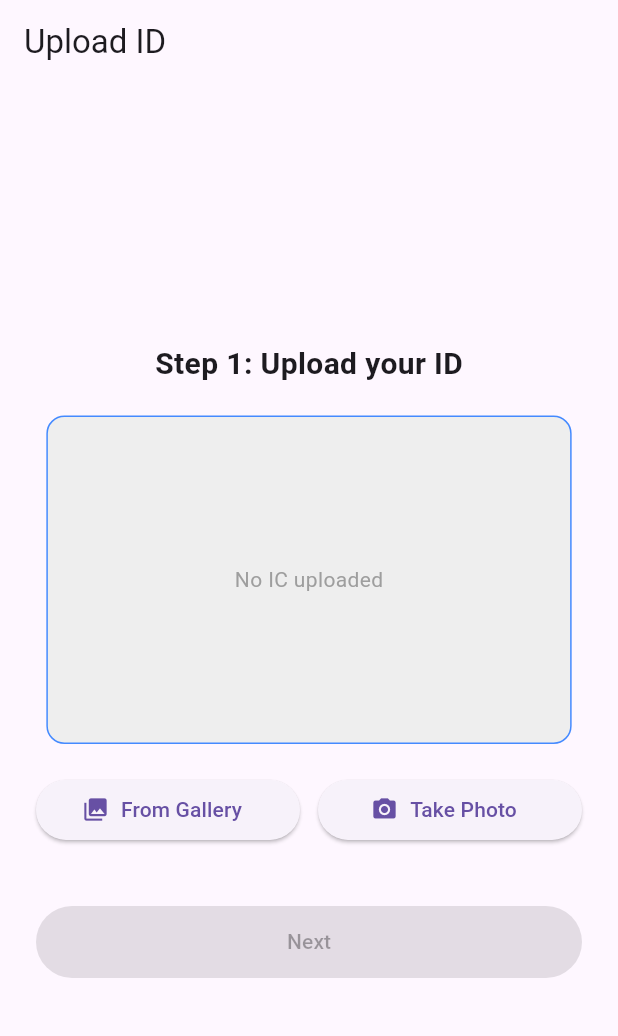
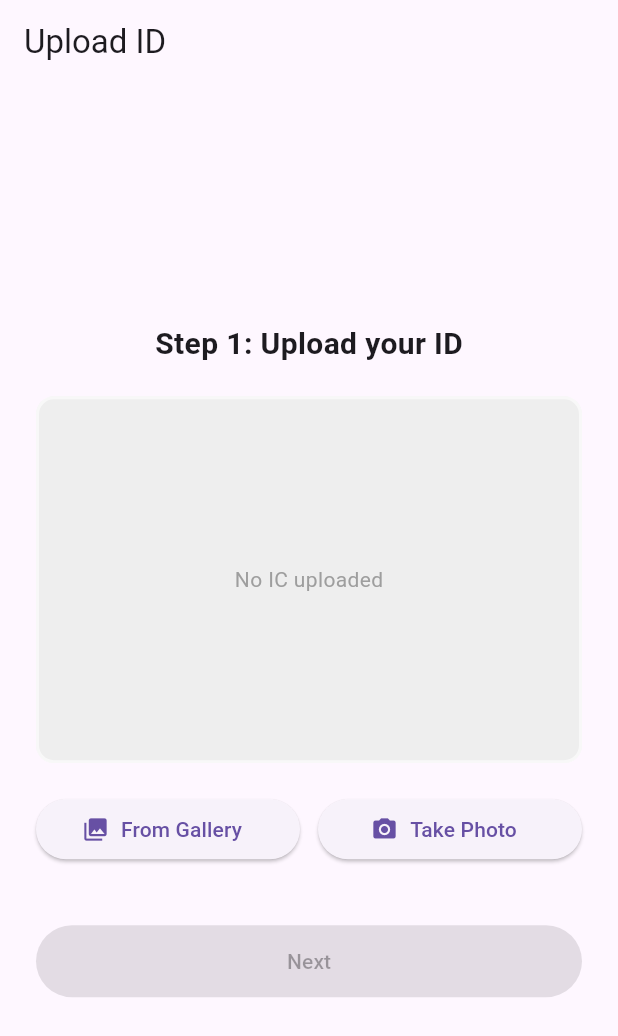
Before and after one commit to Jastej-Gill/kyc-test, a Flutter app: the screen it shows after launch, on a phone screen of 412 x 824 dp. Shown: the top 1036 px of the screen. Run offline on Flutter 3.47's test engine with Material 3 defaults, Android fonts, the phone set to English and light mode, and no system bars; our stand-ins replace camera, image_picker.

Commit message:
Update ui

```diff
--- a/kyc_app/lib/pages/ic_camera_capture_page.dart
+++ b/kyc_app/lib/pages/ic_camera_capture_page.dart
@@ -1,4 +1,3 @@
-// ICCameraCapturePage.dart
 import 'dart:io';
 import 'package:camera/camera.dart';
 import 'package:flutter/material.dart';
@@ -6,6 +5,7 @@ import 'package:flutter/services.dart';
 import 'package:path/path.dart' as Path;
 import 'package:path_provider/path_provider.dart';
 import 'package:image/image.dart' as img;
+import '../utils/frame_dimensions.dart';
 
 class ICCameraCapturePage extends StatefulWidget {
   const ICCameraCapturePage({super.key});
@@ -42,13 +42,10 @@ class _ICCameraCapturePageState extends State<ICCameraCapturePage> {
       final XFile file = await controller!.takePicture();
       final bytes = await File(file.path).readAsBytes();
 
-    // Decode and auto-orient the image
       img.Image? original = img.decodeImage(bytes);
       if (original == null) throw Exception("Failed to decode image.");
-
       final corrected = img.bakeOrientation(original);
 
-    // Crop to match camera frame aspect ratio (16:10)
       final inputWidth = corrected.width;
       final inputHeight = corrected.height;
       final targetAspect = 16 / 10;
@@ -72,7 +69,6 @@ class _ICCameraCapturePageState extends State<ICCameraCapturePage> {
         height: cropHeight,
       );
 
-    // Save cropped image to temp path
       final tempDir = await getTemporaryDirectory();
       final croppedPath = Path.join(tempDir.path, '${DateTime.now().millisecondsSinceEpoch}_cropped.jpg');
       await File(croppedPath).writeAsBytes(img.encodeJpg(cropped));
@@ -87,7 +83,6 @@ class _ICCameraCapturePageState extends State<ICCameraCapturePage> {
   @override
   void dispose() {
     controller?.dispose();
-
     SystemChrome.setPreferredOrientations([
       DeviceOrientation.portraitUp,
       DeviceOrientation.portraitDown,
@@ -99,6 +94,8 @@ class _ICCameraCapturePageState extends State<ICCameraCapturePage> {
 
   @override
   Widget build(BuildContext context) {
+    final frameSize = getIDFrameSize(context);
+
     return Scaffold(
       backgroundColor: Colors.black,
       body: isCameraReady
@@ -116,9 +113,6 @@ Widget build(BuildContext context) {
                     ? screenSize.width / cameraAspectRatio
                     : screenSize.height;
 
-              final frameWidth = screenSize.width * 0.85;
-              final frameHeight = frameWidth / cameraAspectRatio;
-
                 return Stack(
                   children: [
                     Center(
@@ -128,18 +122,16 @@ Widget build(BuildContext context) {
                         child: CameraPreview(controller!),
                       ),
                     ),
-
                     Center(
                       child: Container(
-                      width: frameWidth,
-                      height: frameHeight,
+                        width: frameSize.width,
+                        height: frameSize.height,
                         decoration: BoxDecoration(
                           border: Border.all(color: Colors.white, width: 3),
                           borderRadius: BorderRadius.circular(12),
                         ),
                       ),
                     ),
-
                     Positioned(
                       bottom: 40,
                       left: 0,
@@ -152,7 +144,6 @@ Widget build(BuildContext context) {
                         ),
                       ),
                     ),
-
                     Positioned(
                       top: 40,
                       left: 0,
@@ -178,7 +169,4 @@ Widget build(BuildContext context) {
           : const Center(child: CircularProgressIndicator()),
     );
   }
-
-
-
 }
--- a/kyc_app/lib/pages/upload_ic_page.dart
+++ b/kyc_app/lib/pages/upload_ic_page.dart
@@ -2,6 +2,7 @@ import 'dart:io';
 import 'package:flutter/material.dart';
 import 'package:image_picker/image_picker.dart';
 import '../services/ekyc_service.dart';
+import '../utils/frame_dimensions.dart';
 
 class UploadICPage extends StatefulWidget {
   const UploadICPage({super.key});
@@ -56,8 +57,7 @@ Future<void> _processIC(File file) async {
 
   @override
   Widget build(BuildContext context) {
-    final double frameWidth = MediaQuery.of(context).size.width * 0.85;
-    final double frameHeight = frameWidth / 1.6; // 16:10 ratio
+    final Size frameSize = getIDFrameSize(context);
 
     return Scaffold(
       appBar: AppBar(title: const Text('Upload ID')),
@@ -73,44 +73,58 @@ Future<void> _processIC(File file) async {
               ),
               const SizedBox(height: 20),
 
-              // IC preview frame
+              // ID Preview Stack
+              Stack(
+                alignment: Alignment.center,
+                children: [
                   Container(
-                width: frameWidth,
-                height: frameHeight,
+                    width: frameSize.width,
+                    height: frameSize.height,
                     decoration: BoxDecoration(
                       color: Colors.grey[200],
                       borderRadius: BorderRadius.circular(12),
-                  border: Border.all(color: Colors.blueAccent),
                     ),
-                alignment: Alignment.center,
                     child: _idCardImage != null
                         ? ClipRRect(
                             borderRadius: BorderRadius.circular(12),
+                            child: FittedBox(
+                              fit: BoxFit.cover,
+                              child: SizedBox(
+                                width: frameSize.width,
+                                height: frameSize.height,
                                 child: Image.file(
                                   _idCardImage!,
                                   fit: BoxFit.cover,
-                          width: frameWidth,
-                          height: frameHeight,
+                                ),
+                              ),
                             ),
                           )
-                    : const Text(
-                        'No IC uploaded',
-                        style: TextStyle(color: Colors.grey),
+                        : const Center(
+                            child: Text('No IC uploaded', style: TextStyle(color: Colors.grey)),
                           ),
                   ),
+                  Container(
+                    width: frameSize.width,
+                    height: frameSize.height,
+                    decoration: BoxDecoration(
+                      border: Border.all(color: Colors.white60, width: 2),
+                      borderRadius: BorderRadius.circular(12),
+                    ),
+                  ),
+                  Positioned(
+                    bottom: -28,
+                    child: Text(
+                      "Captured Area",
+                      style: TextStyle(color: Colors.grey[600], fontSize: 14),
+                    ),
+                  ),
+                ],
+              ),
+
 
               const SizedBox(height: 20),
 
               if (_error != null) ...[
-                Builder(builder: (_) {
-                  final lowerError = _error!.toLowerCase();
-                  debugPrint('DEBUG: Error value = $_error');
-                  debugPrint('DEBUG: lowerError = $lowerError');
-                  debugPrint('DEBUG: Contains "structure"? ${lowerError.contains("structure")}');
-                  debugPrint('DEBUG: Contains "text"? ${lowerError.contains("text")}');
-                  return const SizedBox.shrink(); // Return dummy widget
-                }),
-
                 Padding(
                   padding: const EdgeInsets.only(top: 12),
                   child: Text(
@@ -123,8 +137,6 @@ Future<void> _processIC(File file) async {
                 ),
               ],
 
-
-              // Buttons to upload or retake
               Row(
                 mainAxisAlignment: MainAxisAlignment.spaceEvenly,
                 children: [
@@ -155,13 +167,12 @@ Future<void> _processIC(File file) async {
 
               const SizedBox(height: 40),
 
-              // Next step
               ElevatedButton(
                 onPressed: (_idCardImage != null && !_isExtracting && _error == null)
                     ? () => Navigator.pushNamed(
                           context,
                           '/liveness_check',
-                          arguments: _idCardImage, // 👈 pass IC image to liveness page
+                          arguments: _idCardImage,
                         )
                     : null,
                 style: ElevatedButton.styleFrom(minimumSize: const Size.fromHeight(48)),
@@ -173,10 +184,7 @@ Future<void> _processIC(File file) async {
                           SizedBox(
                             width: 18,
                             height: 18,
-                            child: CircularProgressIndicator(
-                              strokeWidth: 2,
-                              color: Colors.white,
-                            ),
+                            child: CircularProgressIndicator(strokeWidth: 2, color: Colors.white),
                           ),
                           SizedBox(width: 12),
                           Text("Verifying..."),
--- a/kyc_app/lib/services/ekyc_service.dart
+++ b/kyc_app/lib/services/ekyc_service.dart
@@ -5,7 +5,8 @@ import 'dart:io';
 import 'package:http/http.dart' as http;
 
 class EKYCService {
-  static const String baseUrl = 'http://172.16.12.41:8000';
+  // static const String baseUrl = 'http://172.16.100.188:8000';
+  static const String baseUrl = 'http://172.16.20.196:8000';
 
   static Future<void> verifyICStructure(File icImage) async {
     var uri = Uri.parse('$baseUrl/verify_ic_structure/');
--- /dev/null
+++ b/kyc_app/lib/utils/frame_dimensions.dart
@@ -0,0 +1,7 @@
+import 'package:flutter/material.dart';
+
+Size getIDFrameSize(BuildContext context) {
+  final double frameWidth = MediaQuery.of(context).size.width * 0.95;
+  final double frameHeight = frameWidth / (16 / 10);
+  return Size(frameWidth, frameHeight);
+}
```
Also changed, not shown: 1 other file. Lines whose indentation alone changed are shown as unchanged.
